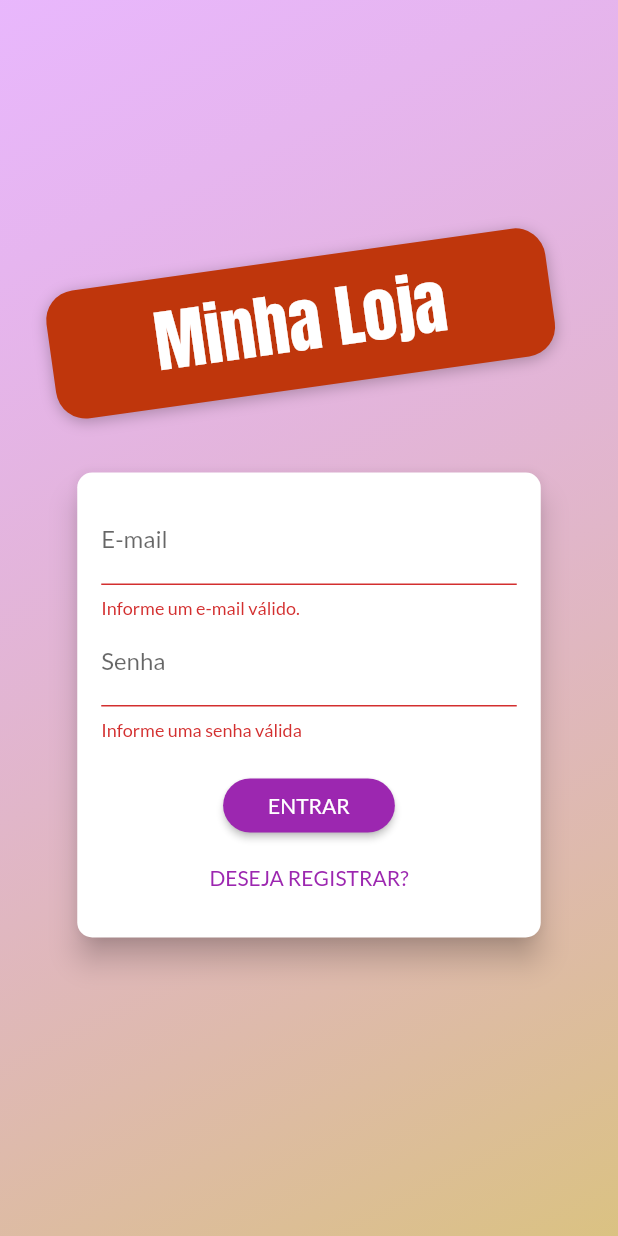
After one commit to Jeaan2/flutter_shop, a Flutter app: the screen it shows after launch, after a tap on "ENTRAR", on a phone screen of 412 x 824 dp. The commit adds this screen. Run offline on Flutter 3.47's test engine with Material 2 defaults, Android fonts, the phone set to English and light mode, and no system bars; network calls fail.

Commit message:
starting firebase auth

```diff
--- /dev/null
+++ b/lib/components/auth_form.dart
@@ -0,0 +1,145 @@
+import 'package:flutter/material.dart';
+
+enum AuthMode { Signup, Login }
+
+class AuthForm extends StatefulWidget {
+  const AuthForm({Key? key}) : super(key: key);
+
+  @override
+  _AuthFormState createState() => _AuthFormState();
+}
+
+class _AuthFormState extends State<AuthForm> {
+  final _passwordController = TextEditingController();
+  final _formKey = GlobalKey<FormState>();
+  bool _isLoading = false;
+  AuthMode _authMode = AuthMode.Login;
+  Map<String, String> _authData = {
+    'email': '',
+    'password': '',
+  };
+
+  bool _isLogin() => _authMode == AuthMode.Login;
+  bool _isSignup() => _authMode == AuthMode.Signup;
+
+  void _switchAuthMode() {
+    setState(() {
+      if (_isLogin()) {
+        _authMode = AuthMode.Signup;
+      } else {
+        _authMode = AuthMode.Login;
+      }
+    });
+  }
+
+  void _submit() {
+    final isValid = _formKey.currentState?.validate() ?? false;
+
+    if (!isValid) {
+      return;
+    }
+
+    setState(() => _isLoading = true);
+
+    _formKey.currentState?.save();
+
+    if (_isLogin()) {
+      //Login
+    } else {
+      // Registrar
+    }
+
+    setState(() => _isLoading = false);
+  }
+
+  @override
+  Widget build(BuildContext context) {
+    final deviceSize = MediaQuery.of(context).size;
+    return Card(
+      elevation: 8,
+      shape: RoundedRectangleBorder(
+        borderRadius: BorderRadius.circular(10),
+      ),
+      child: Container(
+        padding: const EdgeInsets.all(16),
+        height: _isLogin() ? 310 : 400,
+        width: deviceSize.width * 0.75,
+        child: Form(
+          key: _formKey,
+          child: Column(
+            children: [
+              TextFormField(
+                decoration: InputDecoration(labelText: 'E-mail'),
+                keyboardType: TextInputType.emailAddress,
+                onSaved: (email) => _authData['email'] = email ?? '',
+                validator: (_email) {
+                  final email = _email ?? '';
+                  if (email.trim().isEmpty || !email.contains('@')) {
+                    return 'Informe um e-mail válido.';
+                  }
+                  return null;
+                },
+              ),
+              TextFormField(
+                decoration: InputDecoration(labelText: 'Senha'),
+                keyboardType: TextInputType.emailAddress,
+                obscureText: true,
+                controller: _passwordController,
+                onSaved: (password) => _authData['password'] = password ?? '',
+                validator: (_password) {
+                  final password = _password ?? '';
+                  if (password.isEmpty || password.length < 5) {
+                    return 'Informe uma senha válida';
+                  }
+                  return null;
+                },
+              ),
+              if (_isSignup())
+                TextFormField(
+                  decoration: InputDecoration(labelText: 'Confirmar Senha'),
+                  keyboardType: TextInputType.emailAddress,
+                  obscureText: true,
+                  controller: _passwordController,
+                  validator: _isLogin()
+                      ? null
+                      : (_password) {
+                          final password = _password ?? '';
+                          if (password != _passwordController.text) {
+                            return 'Senhas informadas não conferem.';
+                          }
+                          return null;
+                        },
+                ),
+              SizedBox(height: 20),
+              if (_isLoading)
+                CircularProgressIndicator()
+              else
+                ElevatedButton(
+                  onPressed: _submit,
+                  child: Text(
+                    _authMode == AuthMode.Login ? 'ENTRAR' : 'REGISTRAR',
+                  ),
+                  style: ElevatedButton.styleFrom(
+                    shape: RoundedRectangleBorder(
+                      borderRadius: BorderRadius.circular(30),
+                    ),
+                    padding: const EdgeInsets.symmetric(
+                      horizontal: 30,
+                      vertical: 8,
+                    ),
+                  ),
+                ),
+              Spacer(),
+              TextButton(
+                onPressed: _switchAuthMode,
+                child: Text(
+                  _isLogin() ? 'DESEJA REGISTRAR?' : 'JÁ POSSUI CONTA?',
+                ),
+              )
+            ],
+          ),
+        ),
+      ),
+    );
+  }
+}
--- /dev/null
+++ b/lib/exceptions/http_exception.dart
@@ -0,0 +1,14 @@
+class HttpException implements Exception {
+  final String msg;
+  final int statusCode;
+
+  HttpException({
+    required this.msg,
+    required this.statusCode,
+  });
+
+  @override
+  String toString() {
+    return msg;
+  }
+}
--- a/lib/main.dart
+++ b/lib/main.dart
@@ -2,6 +2,7 @@ import 'package:flutter/material.dart';
 import 'package:flutter_shop/models/cart.dart';
 import 'package:flutter_shop/models/order_list.dart';
 import 'package:flutter_shop/models/product_list.dart';
+import 'package:flutter_shop/pages/auth_page.dart';
 import 'package:flutter_shop/pages/cart_page.dart';
 import 'package:flutter_shop/pages/orders_page.dart';
 import 'package:flutter_shop/pages/product_detail_page.dart';
@@ -40,6 +41,7 @@ class MyApp extends StatelessWidget {
             accentColor: Colors.deepOrange,
             fontFamily: 'Lato'),
         routes: {
+          AppRoutes.AUTH: (context) => AuthPage(),
           AppRoutes.HOME: (context) => ProductOverviewPage(),
           AppRoutes.PRODUCT_DETAIL: (context) => ProductDetailPage(),
           AppRoutes.CART: (context) => CartPage(),
--- /dev/null
+++ b/lib/pages/auth_page.dart
@@ -0,0 +1,68 @@
+import 'dart:math';
+
+import 'package:flutter/material.dart';
+import 'package:flutter/src/foundation/key.dart';
+import 'package:flutter/src/widgets/framework.dart';
+import 'package:flutter_shop/components/auth_form.dart';
+
+class AuthPage extends StatelessWidget {
+  const AuthPage({Key? key}) : super(key: key);
+
+  @override
+  Widget build(BuildContext context) {
+    return Scaffold(
+      body: Stack(
+        children: [
+          Container(
+            decoration: BoxDecoration(
+                gradient: LinearGradient(
+              colors: [
+                Color.fromRGBO(215, 117, 255, 0.5),
+                Color.fromRGBO(215, 188, 117, 0.9),
+              ],
+              begin: Alignment.topLeft,
+              end: Alignment.bottomRight,
+            )),
+          ),
+          Container(
+            width: double.infinity,
+            child: Column(
+              mainAxisAlignment: MainAxisAlignment.center,
+              crossAxisAlignment: CrossAxisAlignment.center,
+              children: [
+                Container(
+                  margin: EdgeInsets.only(bottom: 30),
+                  padding: const EdgeInsets.symmetric(
+                    vertical: 10,
+                    horizontal: 70,
+                  ),
+                  transform: Matrix4.rotationZ(-8 * pi / 180)
+                    ..translate(-10.0), //cascade operator
+                  decoration: BoxDecoration(
+                    borderRadius: BorderRadius.circular(20),
+                    color: Colors.deepOrange.shade900,
+                    boxShadow: [
+                      BoxShadow(
+                          blurRadius: 8,
+                          color: Colors.black26,
+                          offset: Offset(0, 2)),
+                    ],
+                  ),
+                  child: Text(
+                    'Minha Loja',
+                    style: TextStyle(
+                      fontSize: 45,
+                      fontFamily: 'Anton',
+                      color: Colors.white,
+                    ),
+                  ),
+                ),
+                AuthForm(),
+              ],
+            ),
+          )
+        ],
+      ),
+    );
+  }
+}
--- a/lib/utils/app_routes.dart
+++ b/lib/utils/app_routes.dart
@@ -1,5 +1,6 @@
 class AppRoutes {
-  static const HOME = '/';
+  static const AUTH = '/';
+  static const HOME = '/home';
   static const PRODUCT_DETAIL = '/product-detail';
   static const CART = '/cart';
   static const ORDERS = '/orders';
--- /dev/null
+++ b/lib/utils/constants.dart
@@ -0,0 +1,6 @@
+class Constants {
+  static const PRODUCT_BASE_URL =
+      'https://shop-cod3r-2b07a-default-rtdb.firebaseio.com/products';
+  static const ORDER_BASE_URL =
+      'https://shop-cod3r-2b07a-default-rtdb.firebaseio.com/orders';
+}
--- a/pubspec.yaml
+++ b/pubspec.yaml
@@ -25,6 +25,7 @@ dependencies:
     sdk: flutter
   provider: ^5.0.0
   intl: ^0.17.0
+  http: ^0.13.3
 
 
   # The following adds the Cupertino Icons font to your application.
```
Also changed, not shown: lib/components/product_item.dart (+18 -1 lines), lib/models/order_list.dart (+57 -3 lines), lib/models/product.dart (+21 -1 lines), lib/models/product_list.dart (+52 -32 lines), lib/pages/cart_page.dart (+39 -13 lines), lib/pages/orders_page.dart (+22 -7 lines), lib/pages/products_page.dart (+8 -1 lines), pubspec.lock, 3 other files.
